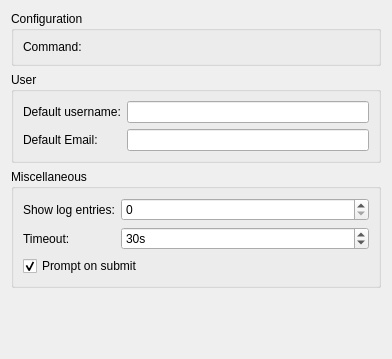
Old version of the form src/plugins/mercurial/optionspage.ui in the repository qt-creator/qt-creator.
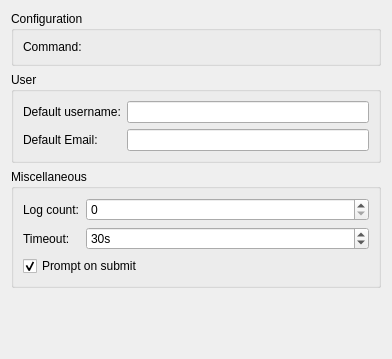
New version of the form. Custom widgets are drawn as their Qt base class.

```diff
--- a/src/plugins/mercurial/optionspage.ui
+++ b/src/plugins/mercurial/optionspage.ui
@@ -85,7 +85,7 @@
       <item row="0" column="0">
        <widget class="QLabel" name="showLogEntriesLabel">
         <property name="text">
-         <string>Show log entries:</string>
+         <string>Log count:</string>
         </property>
        </widget>
       </item>
```
